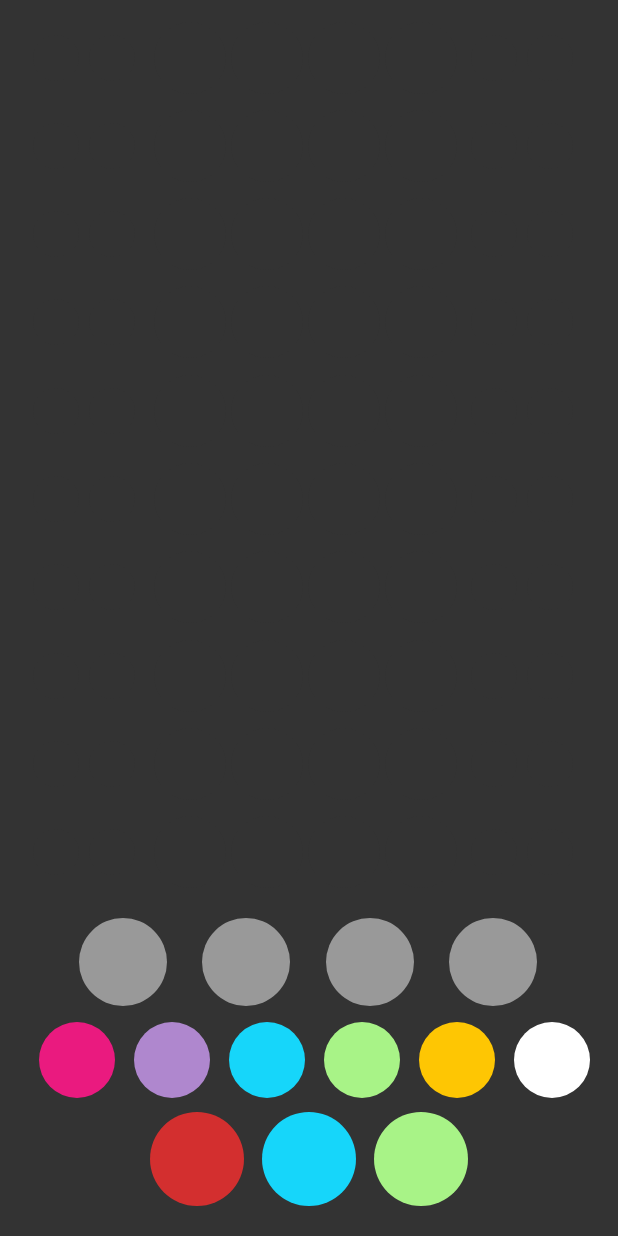
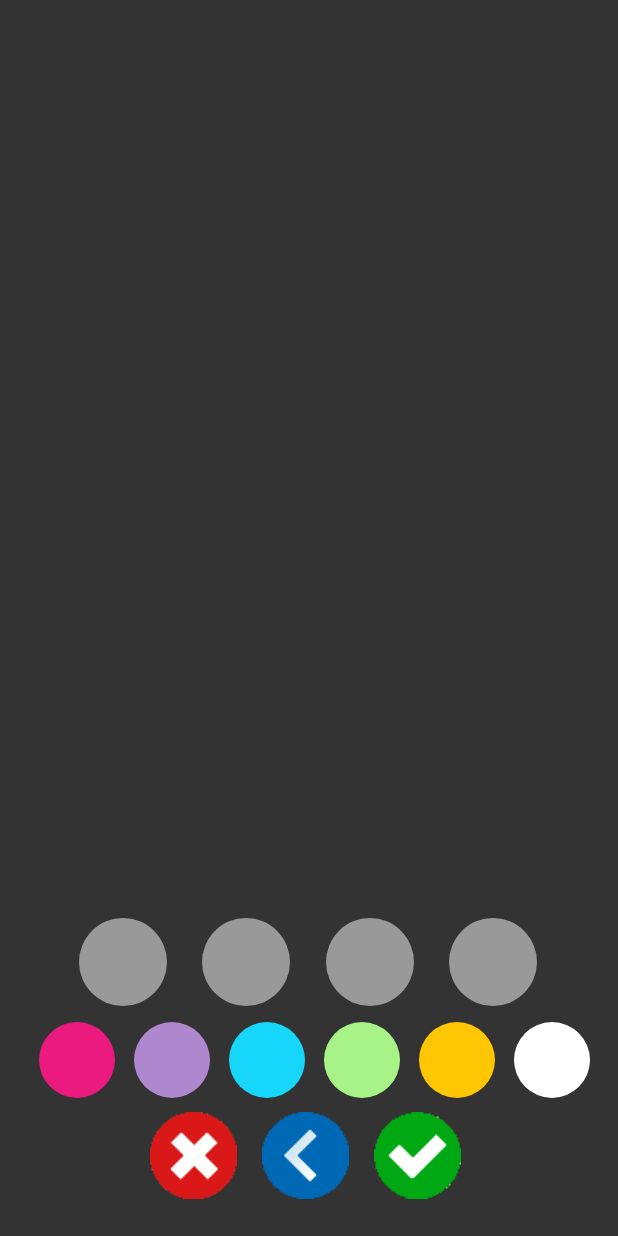
Before and after one commit to Korayou/Mastermind, an Android app: the HotSeatActivity screen opened directly, with no data from a screen before it, on a phone screen of 412 x 824 dp. Run offline under Robolectric (Android 15) with nearby library versions, the phone set to English and light mode, and no system bars.

Commit message:
Modifs img boutons + affichage

```diff
--- a/app/src/main/java/com/example/mastermind/game/GameView.java
+++ b/app/src/main/java/com/example/mastermind/game/GameView.java
@@ -1,6 +1,7 @@
 package com.example.mastermind.game;
 
 import android.content.Context;
+import android.content.res.Resources;
 import android.graphics.Bitmap;
 import android.graphics.BitmapFactory;
 import android.graphics.Canvas;
@@ -88,19 +89,46 @@ public class GameView extends View {
             }
         }
 
-        //TODO: ajout des boutons
-        //Test de bouton valider
-        /*validBtn = BitmapFactory.decodeResource(getResources(), R.drawable.valid_button);
+        // bouton valider
+        /*this.circle.setColor(this.getResources().getColor(R.color.green)); // version dessin
+        canvas.drawCircle((this.getWidth()/2)+(getWidth()/11)*2,this.getHeight()-this.getHeight()/16, this.getWidth()/13, this.circle);*/
+        validBtn = decodeSampledBitmapFromResource(getResources(), R.drawable.valid_button, getWidth()/13, getWidth()/13); // version img
+        canvas.drawBitmap(validBtn, this.getWidth()/2+(this.getWidth()/11)*2-getWidth()/13, this.getHeight()/2+this.getHeight()*2/5, null);
+        // bouton retour
+       /* this.circle.setColor(this.getResources().getColor(R.color.blue));
+        canvas.drawCircle((this.getWidth()/2), this.getHeight()-this.getHeight()/16, this.getWidth()/13, this.circle);*/
+        backBtn = decodeSampledBitmapFromResource(getResources(), R.drawable.back_button, getWidth()/13, getWidth()/13);
+        canvas.drawBitmap(backBtn, this.getWidth()/2-getWidth()/13, this.getHeight()/2+this.getHeight()*2/5, null);
+        // bouton annuler
+        /*this.circle.setColor(this.getResources().getColor(R.color.red));
+        canvas.drawCircle((this.getWidth()/2)-(getWidth()/11)*2, this.getHeight()-this.getHeight()/16, this.getWidth()/13, this.circle);*/
+        cancelBtn = decodeSampledBitmapFromResource(getResources(), R.drawable.cancel_button, getWidth()/13, getWidth()/13);
+        canvas.drawBitmap(cancelBtn, this.getWidth()/2-(getWidth()/11)*2-getWidth()/13, this.getHeight()/2+this.getHeight()*2/5, null);
+    }
 
-        canvas.drawBitmap(validBtn, this.getWidth()/2+this.getWidth()/11-this.getWidth()/13, this.getHeight()/2+this.getHeight()/16+this.getWidth()/13, null);*/
-        this.circle.setColor(this.getResources().getColor(R.color.green));
-        canvas.drawCircle((this.getWidth()/2)+(getWidth()/11)*2,this.getHeight()-this.getHeight()/16, this.getWidth()/13, this.circle);
-        // bouton retour
-        this.circle.setColor(this.getResources().getColor(R.color.blue));
-        canvas.drawCircle((this.getWidth()/2), this.getHeight()-this.getHeight()/16, this.getWidth()/13, this.circle);
-        // bouton annuler
-        this.circle.setColor(this.getResources().getColor(R.color.red));
-        canvas.drawCircle((this.getWidth()/2)-(getWidth()/11)*2, this.getHeight()-this.getHeight()/16, this.getWidth()/13, this.circle);
+    public static int calculateInSampleSize(BitmapFactory.Options options, int reqWidth, int reqHeight) {
+        final int height = options.outHeight;
+        final int width = options.outWidth;
+        int inSampleSize = 1;
+
+        if (height > reqHeight || width > reqWidth) {
+            final int halfHeight = height / 2;
+            final int halfWidth = width / 2;
+
+            while ((halfHeight / inSampleSize) >= reqHeight && (halfWidth / inSampleSize) >= reqWidth) {
+                inSampleSize *= 3;
+            }
+        }
+
+        return inSampleSize;
+    }
+    public Bitmap decodeSampledBitmapFromResource(Resources res, int resId, int width, int height) {
+        BitmapFactory.Options options = new BitmapFactory.Options();
+        options.inJustDecodeBounds = true;
+        BitmapFactory.decodeResource(res, resId, options);
+        options.inSampleSize = calculateInSampleSize(options, width, height);
+        options.inJustDecodeBounds = false;
+        return BitmapFactory.decodeResource(res, resId, options);
     }
 
     //Change l'état de soumission à notation après qu'une combinaision ai été soumise puis inversement
```
Also changed, not shown: app/src/main/res/drawable/back_button.png, app/src/main/res/drawable/cancel_button.png, app/src/main/res/drawable/valid_button.png.
